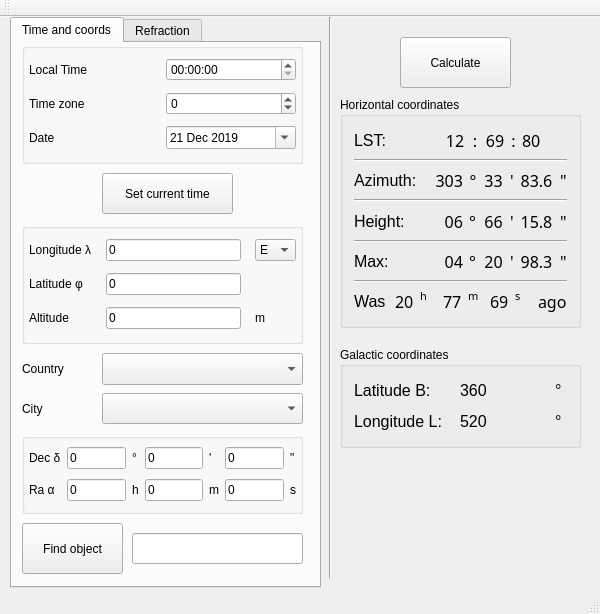
The window that GUI/mainwindow.ui (IamNotProgrammer/Star-height) describes before a commit, drawn with Qt 5.
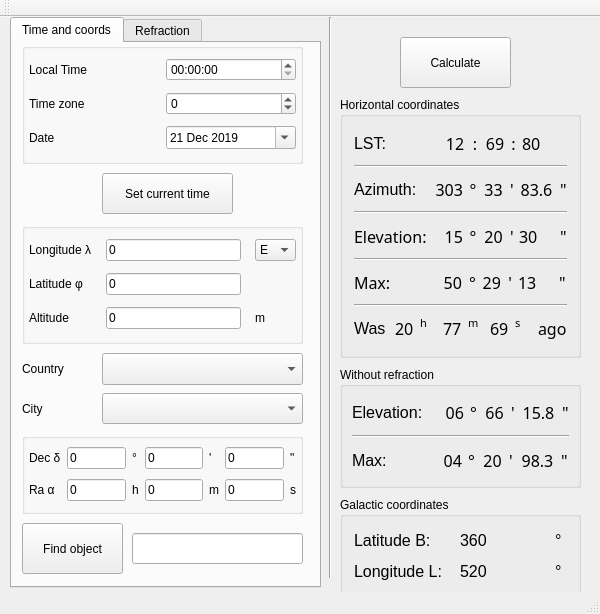
The same window after the commit. The open tabs and pages were chosen to show the change.

```diff
--- a/GUI/mainwindow.ui
+++ b/GUI/mainwindow.ui
@@ -39,7 +39,7 @@
       <x>340</x>
       <y>80</y>
       <width>241</width>
-      <height>231</height>
+      <height>261</height>
      </rect>
     </property>
     <property name="title">
@@ -429,38 +429,18 @@
       </widget>
      </item>
      <item>
-      <layout class="QHBoxLayout" name="horizontalLayout_2">
+      <layout class="QHBoxLayout" name="horizontalLayout_8">
        <item>
-        <widget class="QLabel" name="label_19">
+        <widget class="QLabel" name="label_56">
          <property name="minimumSize">
           <size>
-           <width>73</width>
-           <height>0</height>
-          </size>
-         </property>
-         <property name="font">
-          <font>
-           <pointsize>12</pointsize>
-           <weight>50</weight>
-           <bold>false</bold>
-          </font>
-         </property>
-         <property name="text">
-          <string>Height:</string>
-         </property>
-        </widget>
-       </item>
-       <item>
-        <widget class="QLabel" name="label_20">
-         <property name="minimumSize">
-          <size>
-           <width>31</width>
+           <width>84</width>
            <height>0</height>
           </size>
          </property>
          <property name="maximumSize">
           <size>
-           <width>31</width>
+           <width>72</width>
            <height>16777215</height>
           </size>
          </property>
@@ -468,12 +448,26 @@
           <font>
            <family>Droid Arabic Kufi</family>
            <pointsize>12</pointsize>
+          </font>
+         </property>
+         <property name="text">
+          <string>Elevation:</string>
+         </property>
+        </widget>
+       </item>
+       <item>
+        <widget class="QLabel" name="ref_deg">
+         <property name="font">
+          <font>
+           <family>Droid Arabic Kufi</family>
+           <pointsize>12</pointsize>
            <weight>50</weight>
+           <italic>false</italic>
            <bold>false</bold>
           </font>
          </property>
          <property name="text">
-          <string>06</string>
+          <string>15</string>
          </property>
          <property name="alignment">
           <set>Qt::AlignRight|Qt::AlignTrailing|Qt::AlignVCenter</set>
@@ -481,7 +475,7 @@
         </widget>
        </item>
        <item>
-        <widget class="QLabel" name="label_21">
+        <widget class="QLabel" name="label_53">
          <property name="minimumSize">
           <size>
            <width>8</width>
@@ -498,17 +492,18 @@
           <font>
            <family>Droid Arabic Kufi</family>
            <pointsize>12</pointsize>
-           <weight>50</weight>
-           <bold>false</bold>
           </font>
          </property>
          <property name="text">
           <string>°</string>
          </property>
+         <property name="alignment">
+          <set>Qt::AlignCenter</set>
+         </property>
         </widget>
        </item>
        <item>
-        <widget class="QLabel" name="label_22">
+        <widget class="QLabel" name="ref_min">
          <property name="minimumSize">
           <size>
            <width>21</width>
@@ -531,7 +526,7 @@
           </font>
          </property>
          <property name="text">
-          <string>66</string>
+          <string>20</string>
          </property>
          <property name="alignment">
           <set>Qt::AlignCenter</set>
@@ -539,7 +534,7 @@
         </widget>
        </item>
        <item>
-        <widget class="QLabel" name="label_23">
+        <widget class="QLabel" name="label_54">
          <property name="minimumSize">
           <size>
            <width>3</width>
@@ -556,17 +551,18 @@
           <font>
            <family>Droid Arabic Kufi</family>
            <pointsize>12</pointsize>
-           <weight>50</weight>
-           <bold>false</bold>
           </font>
          </property>
          <property name="text">
           <string>'</string>
          </property>
+         <property name="alignment">
+          <set>Qt::AlignLeading|Qt::AlignLeft|Qt::AlignVCenter</set>
+         </property>
         </widget>
        </item>
        <item>
-        <widget class="QLabel" name="label_46">
+        <widget class="QLabel" name="ref_sec">
          <property name="minimumSize">
           <size>
            <width>35</width>
@@ -589,15 +585,12 @@
           </font>
          </property>
          <property name="text">
-          <string>15.8</string>
-         </property>
-         <property name="alignment">
-          <set>Qt::AlignCenter</set>
+          <string>30</string>
          </property>
         </widget>
        </item>
        <item>
-        <widget class="QLabel" name="label_47">
+        <widget class="QLabel" name="label_55">
          <property name="maximumSize">
           <size>
            <width>8</width>
@@ -608,9 +601,6 @@
           <font>
            <family>Droid Arabic Kufi</family>
            <pointsize>12</pointsize>
-           <weight>50</weight>
-           <italic>false</italic>
-           <bold>false</bold>
           </font>
          </property>
          <property name="text">
@@ -628,20 +618,19 @@
       </widget>
      </item>
      <item>
-      <layout class="QHBoxLayout" name="horizontalLayout_4">
+      <layout class="QHBoxLayout" name="horizontalLayout_9">
        <item>
-        <widget class="QLabel" name="label_29">
+        <widget class="QLabel" name="label_57">
          <property name="minimumSize">
           <size>
-           <width>73</width>
+           <width>83</width>
            <height>0</height>
           </size>
          </property>
          <property name="font">
           <font>
+           <family>Droid Arabic Kufi</family>
            <pointsize>12</pointsize>
-           <weight>50</weight>
-           <bold>false</bold>
           </font>
          </property>
          <property name="text">
@@ -650,29 +639,15 @@
         </widget>
        </item>
        <item>
-        <widget class="QLabel" name="max_h_deg">
-         <property name="minimumSize">
-          <size>
-           <width>31</width>
-           <height>0</height>
-          </size>
-         </property>
-         <property name="maximumSize">
-          <size>
-           <width>31</width>
-           <height>16777215</height>
-          </size>
-         </property>
+        <widget class="QLabel" name="max_ref_d">
          <property name="font">
           <font>
            <family>Droid Arabic Kufi</family>
            <pointsize>12</pointsize>
-           <weight>50</weight>
-           <bold>false</bold>
           </font>
          </property>
          <property name="text">
-          <string>04</string>
+          <string>50</string>
          </property>
          <property name="alignment">
           <set>Qt::AlignRight|Qt::AlignTrailing|Qt::AlignVCenter</set>
@@ -680,13 +655,7 @@
         </widget>
        </item>
        <item>
-        <widget class="QLabel" name="label_31">
-         <property name="minimumSize">
-          <size>
-           <width>8</width>
-           <height>0</height>
-          </size>
-         </property>
+        <widget class="QLabel" name="label_59">
          <property name="maximumSize">
           <size>
            <width>8</width>
@@ -697,47 +666,34 @@
           <font>
            <family>Droid Arabic Kufi</family>
            <pointsize>12</pointsize>
-           <weight>50</weight>
-           <bold>false</bold>
           </font>
          </property>
          <property name="text">
           <string>°</string>
          </property>
+         <property name="alignment">
+          <set>Qt::AlignRight|Qt::AlignTrailing|Qt::AlignVCenter</set>
+         </property>
         </widget>
        </item>
        <item>
-        <widget class="QLabel" name="max_h_m">
-         <property name="minimumSize">
-          <size>
-           <width>21</width>
-           <height>0</height>
-          </size>
-         </property>
-         <property name="maximumSize">
-          <size>
-           <width>21</width>
-           <height>16777215</height>
-          </size>
-         </property>
+        <widget class="QLabel" name="max_ref_m">
          <property name="font">
           <font>
            <family>Droid Arabic Kufi</family>
            <pointsize>12</pointsize>
-           <weight>50</weight>
-           <bold>false</bold>
           </font>
          </property>
          <property name="text">
-          <string>20</string>
+          <string>29</string>
          </property>
          <property name="alignment">
-          <set>Qt::AlignCenter</set>
+          <set>Qt::AlignRight|Qt::AlignTrailing|Qt::AlignVCenter</set>
          </property>
         </widget>
        </item>
        <item>
-        <widget class="QLabel" name="label_33">
+        <widget class="QLabel" name="label_61">
          <property name="minimumSize">
           <size>
            <width>3</width>
@@ -754,17 +710,18 @@
           <font>
            <family>Droid Arabic Kufi</family>
            <pointsize>12</pointsize>
-           <weight>50</weight>
-           <bold>false</bold>
           </font>
          </property>
          <property name="text">
           <string>'</string>
          </property>
+         <property name="alignment">
+          <set>Qt::AlignRight|Qt::AlignTrailing|Qt::AlignVCenter</set>
+         </property>
         </widget>
        </item>
        <item>
-        <widget class="QLabel" name="max_h_s">
+        <widget class="QLabel" name="max_ref_s">
          <property name="minimumSize">
           <size>
            <width>35</width>
@@ -784,15 +741,12 @@
           </font>
          </property>
          <property name="text">
-          <string>98.3</string>
-         </property>
-         <property name="alignment">
-          <set>Qt::AlignCenter</set>
+          <string>13</string>
          </property>
         </widget>
        </item>
        <item>
-        <widget class="QLabel" name="label_51">
+        <widget class="QLabel" name="label_63">
          <property name="maximumSize">
           <size>
            <width>8</width>
@@ -952,7 +906,7 @@
     <property name="geometry">
      <rect>
       <x>340</x>
-      <y>330</y>
+      <y>480</y>
       <width>241</width>
       <height>101</height>
      </rect>
@@ -1709,6 +1663,417 @@
      </widget>
     </widget>
    </widget>
+   <widget class="QGroupBox" name="Without_refraction">
+    <property name="geometry">
+     <rect>
+      <x>340</x>
+      <y>350</y>
+      <width>241</width>
+      <height>121</height>
+     </rect>
+    </property>
+    <property name="title">
+     <string>Without refraction</string>
+    </property>
+    <layout class="QVBoxLayout" name="verticalLayout">
+     <property name="leftMargin">
+      <number>9</number>
+     </property>
+     <property name="topMargin">
+      <number>9</number>
+     </property>
+     <property name="rightMargin">
+      <number>9</number>
+     </property>
+     <property name="bottomMargin">
+      <number>9</number>
+     </property>
+     <item>
+      <layout class="QHBoxLayout" name="horizontalLayout_2">
+       <item>
+        <widget class="QLabel" name="label_19">
+         <property name="minimumSize">
+          <size>
+           <width>79</width>
+           <height>0</height>
+          </size>
+         </property>
+         <property name="font">
+          <font>
+           <pointsize>12</pointsize>
+           <weight>50</weight>
+           <bold>false</bold>
+          </font>
+         </property>
+         <property name="text">
+          <string>Elevation: </string>
+         </property>
+        </widget>
+       </item>
+       <item>
+        <widget class="QLabel" name="label_20">
+         <property name="minimumSize">
+          <size>
+           <width>27</width>
+           <height>0</height>
+          </size>
+         </property>
+         <property name="maximumSize">
+          <size>
+           <width>23</width>
+           <height>16777215</height>
+          </size>
+         </property>
+         <property name="font">
+          <font>
+           <family>Droid Arabic Kufi</family>
+           <pointsize>12</pointsize>
+           <weight>50</weight>
+           <bold>false</bold>
+          </font>
+         </property>
+         <property name="text">
+          <string>06</string>
+         </property>
+         <property name="alignment">
+          <set>Qt::AlignRight|Qt::AlignTrailing|Qt::AlignVCenter</set>
+         </property>
+        </widget>
+       </item>
+       <item>
+        <widget class="QLabel" name="label_21">
+         <property name="minimumSize">
+          <size>
+           <width>8</width>
+           <height>0</height>
+          </size>
+         </property>
+         <property name="maximumSize">
+          <size>
+           <width>8</width>
+           <height>16777215</height>
+          </size>
+         </property>
+         <property name="font">
+          <font>
+           <family>Droid Arabic Kufi</family>
+           <pointsize>12</pointsize>
+           <weight>50</weight>
+           <bold>false</bold>
+          </font>
+         </property>
+         <property name="text">
+          <string>°</string>
+         </property>
+        </widget>
+       </item>
+       <item>
+        <widget class="QLabel" name="label_22">
+         <property name="minimumSize">
+          <size>
+           <width>21</width>
+           <height>0</height>
+          </size>
+         </property>
+         <property name="maximumSize">
+          <size>
+           <width>21</width>
+           <height>16777215</height>
+          </size>
+         </property>
+         <property name="font">
+          <font>
+           <family>Droid Arabic Kufi</family>
+           <pointsize>12</pointsize>
+           <weight>50</weight>
+           <italic>false</italic>
+           <bold>false</bold>
+          </font>
+         </property>
+         <property name="text">
+          <string>66</string>
+         </property>
+         <property name="alignment">
+          <set>Qt::AlignCenter</set>
+         </property>
+        </widget>
+       </item>
+       <item>
+        <widget class="QLabel" name="label_23">
+         <property name="minimumSize">
+          <size>
+           <width>3</width>
+           <height>0</height>
+          </size>
+         </property>
+         <property name="maximumSize">
+          <size>
+           <width>5</width>
+           <height>16777215</height>
+          </size>
+         </property>
+         <property name="font">
+          <font>
+           <family>Droid Arabic Kufi</family>
+           <pointsize>12</pointsize>
+           <weight>50</weight>
+           <bold>false</bold>
+          </font>
+         </property>
+         <property name="text">
+          <string>'</string>
+         </property>
+        </widget>
+       </item>
+       <item>
+        <widget class="QLabel" name="label_46">
+         <property name="minimumSize">
+          <size>
+           <width>35</width>
+           <height>0</height>
+          </size>
+         </property>
+         <property name="maximumSize">
+          <size>
+           <width>45</width>
+           <height>16777215</height>
+          </size>
+         </property>
+         <property name="font">
+          <font>
+           <family>Droid Arabic Kufi</family>
+           <pointsize>12</pointsize>
+           <weight>50</weight>
+           <italic>false</italic>
+           <bold>false</bold>
+          </font>
+         </property>
+         <property name="text">
+          <string>15.8</string>
+         </property>
+         <property name="alignment">
+          <set>Qt::AlignCenter</set>
+         </property>
+        </widget>
+       </item>
+       <item>
+        <widget class="QLabel" name="label_47">
+         <property name="maximumSize">
+          <size>
+           <width>8</width>
+           <height>16777215</height>
+          </size>
+         </property>
+         <property name="font">
+          <font>
+           <family>Droid Arabic Kufi</family>
+           <pointsize>12</pointsize>
+           <weight>50</weight>
+           <italic>false</italic>
+           <bold>false</bold>
+          </font>
+         </property>
+         <property name="text">
+          <string>&quot;</string>
+         </property>
+        </widget>
+       </item>
+      </layout>
+     </item>
+     <item>
+      <widget class="Line" name="line_6">
+       <property name="orientation">
+        <enum>Qt::Horizontal</enum>
+       </property>
+      </widget>
+     </item>
+     <item>
+      <layout class="QHBoxLayout" name="horizontalLayout_4">
+       <item>
+        <widget class="QLabel" name="label_29">
+         <property name="minimumSize">
+          <size>
+           <width>73</width>
+           <height>0</height>
+          </size>
+         </property>
+         <property name="font">
+          <font>
+           <pointsize>12</pointsize>
+           <weight>50</weight>
+           <bold>false</bold>
+          </font>
+         </property>
+         <property name="text">
+          <string>Max:</string>
+         </property>
+        </widget>
+       </item>
+       <item>
+        <widget class="QLabel" name="max_h_deg">
+         <property name="minimumSize">
+          <size>
+           <width>31</width>
+           <height>0</height>
+          </size>
+         </property>
+         <property name="maximumSize">
+          <size>
+           <width>31</width>
+           <height>16777215</height>
+          </size>
+         </property>
+         <property name="font">
+          <font>
+           <family>Droid Arabic Kufi</family>
+           <pointsize>12</pointsize>
+           <weight>50</weight>
+           <bold>false</bold>
+          </font>
+         </property>
+         <property name="text">
+          <string>04</string>
+         </property>
+         <property name="alignment">
+          <set>Qt::AlignRight|Qt::AlignTrailing|Qt::AlignVCenter</set>
+         </property>
+        </widget>
+       </item>
+       <item>
+        <widget class="QLabel" name="label_31">
+         <property name="minimumSize">
+          <size>
+           <width>8</width>
+           <height>0</height>
+          </size>
+         </property>
+         <property name="maximumSize">
+          <size>
+           <width>8</width>
+           <height>16777215</height>
+          </size>
+         </property>
+         <property name="font">
+          <font>
+           <family>Droid Arabic Kufi</family>
+           <pointsize>12</pointsize>
+           <weight>50</weight>
+           <bold>false</bold>
+          </font>
+         </property>
+         <property name="text">
+          <string>°</string>
+         </property>
+        </widget>
+       </item>
+       <item>
+        <widget class="QLabel" name="max_h_m">
+         <property name="minimumSize">
+          <size>
+           <width>21</width>
+           <height>0</height>
+          </size>
+         </property>
+         <property name="maximumSize">
+          <size>
+           <width>21</width>
+           <height>16777215</height>
+          </size>
+         </property>
+         <property name="font">
+          <font>
+           <family>Droid Arabic Kufi</family>
+           <pointsize>12</pointsize>
+           <weight>50</weight>
+           <bold>false</bold>
+          </font>
+         </property>
+         <property name="text">
+          <string>20</string>
+         </property>
+         <property name="alignment">
+          <set>Qt::AlignCenter</set>
+         </property>
+        </widget>
+       </item>
+       <item>
+        <widget class="QLabel" name="label_33">
+         <property name="minimumSize">
+          <size>
+           <width>3</width>
+           <height>0</height>
+          </size>
+         </property>
+         <property name="maximumSize">
+          <size>
+           <width>5</width>
+           <height>16777215</height>
+          </size>
+         </property>
+         <property name="font">
+          <font>
+           <family>Droid Arabic Kufi</family>
+           <pointsize>12</pointsize>
+           <weight>50</weight>
+           <bold>false</bold>
+          </font>
+         </property>
+         <property name="text">
+          <string>'</string>
+         </property>
+        </widget>
+       </item>
+       <item>
+        <widget class="QLabel" name="max_h_s">
+         <property name="minimumSize">
+          <size>
+           <width>35</width>
+           <height>0</height>
+          </size>
+         </property>
+         <property name="maximumSize">
+          <size>
+           <width>45</width>
+           <height>16777215</height>
+          </size>
+         </property>
+         <property name="font">
+          <font>
+           <family>Droid Arabic Kufi</family>
+           <pointsize>12</pointsize>
+          </font>
+         </property>
+         <property name="text">
+          <string>98.3</string>
+         </property>
+         <property name="alignment">
+          <set>Qt::AlignCenter</set>
+         </property>
+        </widget>
+       </item>
+       <item>
+        <widget class="QLabel" name="label_51">
+         <property name="maximumSize">
+          <size>
+           <width>8</width>
+           <height>16777215</height>
+          </size>
+         </property>
+         <property name="font">
+          <font>
+           <family>Droid Arabic Kufi</family>
+           <pointsize>12</pointsize>
+          </font>
+         </property>
+         <property name="text">
+          <string>&quot;</string>
+         </property>
+        </widget>
+       </item>
+      </layout>
+     </item>
+    </layout>
+   </widget>
   </widget>
   <widget class="QMenuBar" name="menuBar">
    <property name="geometry">
```
Left out of the diff: 2 changed lines with no effect on the pictures.
